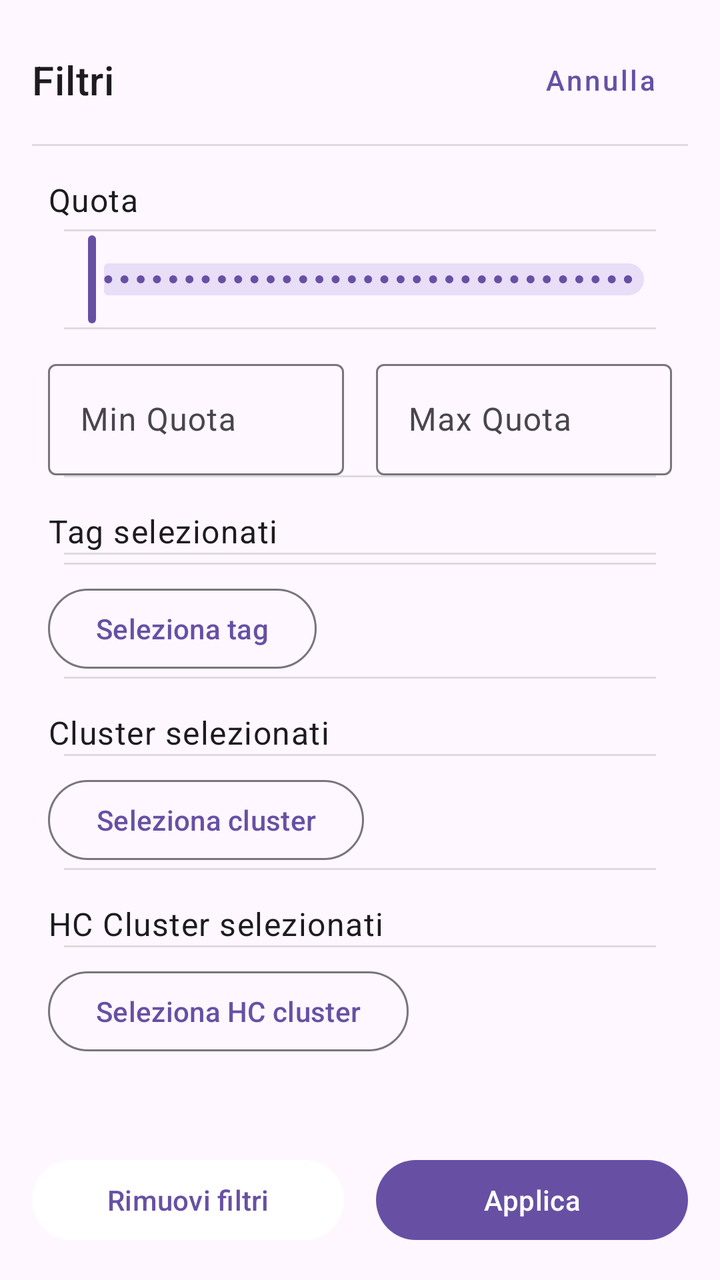
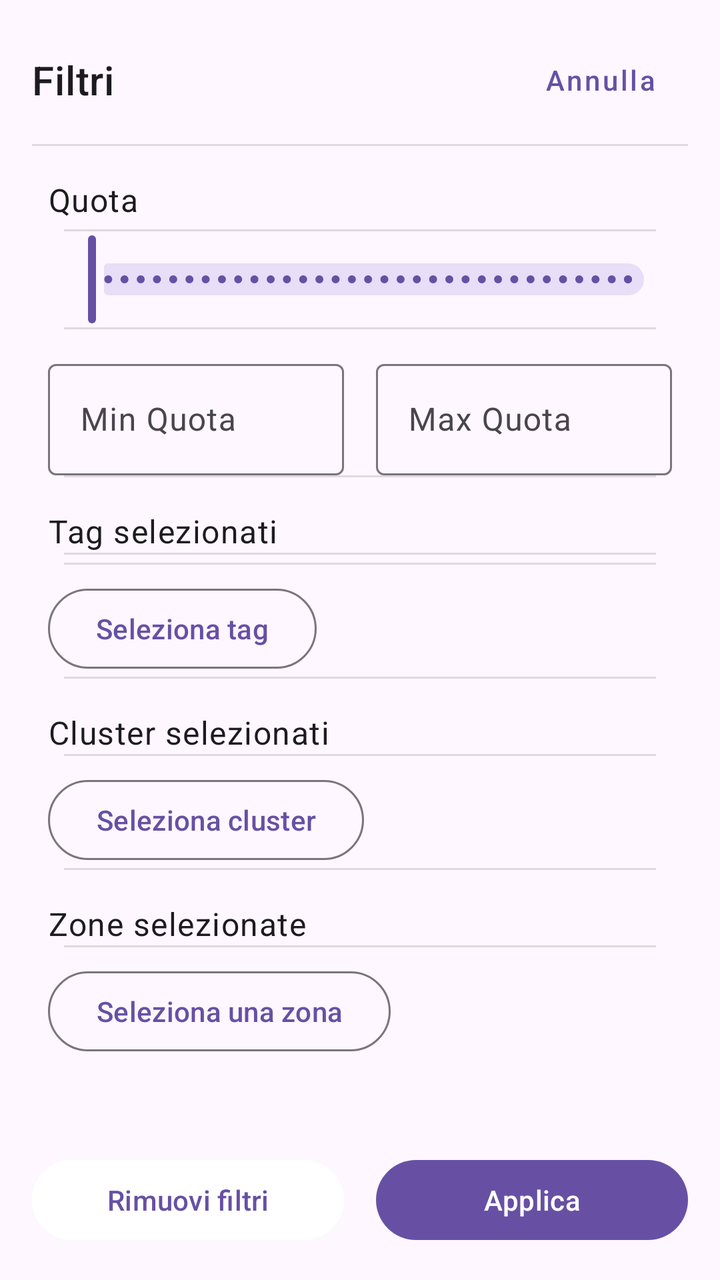

Screens rendered from an Android XML layout before and after an edit, with the pre-edit source and the edit as a unified diff.
<!-- AndroidManifest.xml: application theme Theme.Toponomasticastenicoapp -->
<!-- res/layout/dialog_advanced_search.xml -->
<?xml version="1.0" encoding="utf-8"?>

<LinearLayout
    xmlns:android="http://schemas.android.com/apk/res/android"
    xmlns:app="http://schemas.android.com/apk/res-auto"
    android:layout_width="match_parent"
    android:layout_height="match_parent"
    android:orientation="vertical"
    android:padding="16dp">

    
    <RelativeLayout
        android:layout_width="match_parent"
        android:layout_height="wrap_content">

        <TextView
            android:id="@+id/dialogTitle"
            android:layout_width="wrap_content"
            android:layout_height="wrap_content"
            android:text="Filtri"
            android:textAppearance="?attr/textAppearanceHeadline6"
            android:layout_centerVertical="true"/>

        <com.google.android.material.button.MaterialButton
            android:id="@+id/cancelButton"
            android:layout_width="wrap_content"
            android:layout_height="wrap_content"
            android:text="Annulla"
            android:layout_alignParentEnd="true"
            android:layout_centerVertical="true"
            style="@style/Widget.MaterialComponents.Button.TextButton"
            android:textAllCaps="false" />
    </RelativeLayout>

    
    <View
        android:layout_width="match_parent"
        android:layout_height="1dp"
        android:background="?attr/colorOnSurface"
        android:alpha="0.12"
        android:layout_marginTop="8dp"
        android:layout_marginBottom="8dp" />

    
    <ScrollView
        android:layout_width="match_parent"
        android:layout_height="0dp"
        android:layout_weight="1"
        android:padding="8dp">

        <LinearLayout
            android:layout_width="match_parent"
            android:layout_height="wrap_content"
            android:orientation="vertical"
            android:divider="?android:attr/dividerHorizontal"
            android:showDividers="middle"
            android:dividerPadding="8dp">

            
            <TextView
                android:layout_width="wrap_content"
                android:layout_height="wrap_content"
                android:text="Quota"
                android:textAppearance="?attr/textAppearanceBodyLarge"
                android:layout_marginBottom="4dp" />

            <com.google.android.material.slider.RangeSlider
                android:id="@+id/quotaRangeSlider"
                android:layout_width="match_parent"
                android:layout_height="wrap_content"
                android:valueFrom="0"
                android:valueTo="3500"
                android:stepSize="1" />

            <LinearLayout
                android:layout_width="match_parent"
                android:layout_height="wrap_content"
                android:orientation="horizontal"
                android:layout_marginTop="12dp"
                android:gravity="center_vertical">

                <com.google.android.material.textfield.TextInputLayout
                    android:layout_width="0dp"
                    android:layout_height="wrap_content"
                    android:layout_weight="1"
                    android:hint="Min Quota">

                    <com.google.android.material.textfield.TextInputEditText
                        android:id="@+id/minQuotaEditText"
                        android:layout_width="match_parent"
                        android:layout_height="wrap_content"
                        android:inputType="number"
                        android:maxLength="4" />
                </com.google.android.material.textfield.TextInputLayout>

                <Space
                    android:layout_width="16dp"
                    android:layout_height="wrap_content" />

                <com.google.android.material.textfield.TextInputLayout
                    android:layout_width="0dp"
                    android:layout_height="wrap_content"
                    android:layout_weight="1"
                    android:hint="Max Quota">

                    <com.google.android.material.textfield.TextInputEditText
                        android:id="@+id/maxQuotaEditText"
                        android:layout_width="match_parent"
                        android:layout_height="wrap_content"
                        android:inputType="number"
                        android:maxLength="4" />
                </com.google.android.material.textfield.TextInputLayout>
            </LinearLayout>

            
            <TextView
                android:layout_width="wrap_content"
                android:layout_height="wrap_content"
                android:text="Tag selezionati"
                android:textAppearance="?attr/textAppearanceBodyLarge"
                android:layout_marginTop="16dp" />

            <com.google.android.material.chip.ChipGroup
                android:id="@+id/selectedTagsChipGroup"
                android:layout_width="match_parent"
                android:layout_height="wrap_content"
                app:singleLine="false"
                app:chipSpacing="8dp"
                android:layout_marginTop="4dp" />

            <TextView
                android:id="@+id/noTagsHint"
                android:layout_width="wrap_content"
                android:layout_height="wrap_content"
                android:text="Nessun tag selezionato – verranno mostrati tutti"
                android:textAppearance="?attr/textAppearanceBodySmall"
                android:textColor="@color/black"
                android:visibility="gone"
                android:layout_marginTop="4dp"/>

            <com.google.android.material.button.MaterialButton
                android:id="@+id/selectTagsButton"
                android:layout_width="wrap_content"
                android:layout_height="wrap_content"
                android:text="Seleziona tag"
                style="@style/Widget.Material3.Button.OutlinedButton"
                android:layout_marginTop="8dp" />

            
            <TextView
                android:layout_width="wrap_content"
                android:layout_height="wrap_content"
                android:text="Cluster selezionati"
                android:textAppearance="?attr/textAppearanceBodyLarge"
                android:layout_marginTop="16dp" />

            <TextView
                android:id="@+id/noClusterHint"
                android:layout_width="wrap_content"
                android:layout_height="wrap_content"
                android:text="Nessun cluster selezionato – verranno mostrati tutti"
                android:textAppearance="?attr/textAppearanceBodySmall"
                android:textColor="@color/black"
                android:visibility="gone"
                android:layout_marginTop="4dp"/>

            <com.google.android.material.chip.ChipGroup
                android:id="@+id/selectedClustersChipGroup"
                android:layout_width="match_parent"
                android:layout_height="wrap_content"
                app:singleLine="false"
                app:chipSpacing="8dp"
                android:visibility="gone"
                android:layout_marginTop="4dp" />

            <com.google.android.material.button.MaterialButton
                android:id="@+id/selectClustersButton"
                android:layout_width="wrap_content"
                android:layout_height="wrap_content"
                android:text="Seleziona cluster"
                style="@style/Widget.Material3.Button.OutlinedButton"
                android:layout_marginTop="8dp" />

            
            <TextView
                android:layout_width="wrap_content"
                android:layout_height="wrap_content"
                android:text="HC Cluster selezionati"
                android:textAppearance="?attr/textAppearanceBodyLarge"
                android:layout_marginTop="16dp" />

            <com.google.android.material.chip.ChipGroup
                android:id="@+id/selectedHcClustersChipGroup"
                android:layout_width="match_parent"
                android:layout_height="wrap_content"
                app:singleLine="false"
                app:chipSpacing="8dp"
                android:visibility="gone"
                android:layout_marginTop="4dp" />

            <TextView
                android:id="@+id/noHcClusterHint"
                android:layout_width="wrap_content"
                android:layout_height="wrap_content"
                android:text="Nessun hc cluster selezionato – verranno mostrati tutti"
                android:textAppearance="?attr/textAppearanceBodySmall"
                android:textColor="@color/black"
                android:visibility="gone"
                android:layout_marginTop="4dp"/>

            <com.google.android.material.button.MaterialButton
                android:id="@+id/selectHcClustersButton"
                android:layout_width="wrap_content"
                android:layout_height="wrap_content"
                android:text="Seleziona HC cluster"
                style="@style/Widget.Material3.Button.OutlinedButton"
                android:layout_marginTop="8dp" />
        </LinearLayout>
    </ScrollView>

    
    <LinearLayout
        android:layout_width="match_parent"
        android:layout_height="wrap_content"
        android:orientation="horizontal"
        android:gravity="center_vertical"
        android:paddingTop="8dp"
        android:weightSum="2">

        <com.google.android.material.button.MaterialButton
            android:id="@+id/removeAllFiltersButton"
            android:layout_width="0dp"
            android:layout_height="wrap_content"
            android:layout_weight="1"
            android:text="Rimuovi filtri"
            android:backgroundTint="?attr/colorSurface"
            android:textColor="?attr/colorPrimary" />

        <Space android:layout_width="16dp" android:layout_height="wrap_content"/>

        <com.google.android.material.button.MaterialButton
            android:id="@+id/applyButton"
            android:layout_width="0dp"
            android:layout_height="wrap_content"
            android:layout_weight="1"
            android:text="Applica" />
    </LinearLayout>

</LinearLayout>
<!-- resources referenced by this layout -->
<resources>
  <color name="black">#FF000000</color>
  <style name="Theme.Toponomasticastenicoapp" parent="Base.Theme.Toponomasticastenicoapp" />
  <style name="Base.Theme.Toponomasticastenicoapp" parent="Theme.Material3.DayNight.NoActionBar">
          
  
          <item name="colorSurface">@color/white</item>
          <item name="colorOnSurface">@color/black</item>
      </style>
  <color name="white">#FFFFFFFF</color>
</resources>

<!-- the commit's change to res/layout/dialog_advanced_search.xml (unified diff, before → after) -->
@@ -185,7 +185,7 @@
             <TextView
                 android:layout_width="wrap_content"
                 android:layout_height="wrap_content"
-                android:text="HC Cluster selezionati"
+                android:text="Zone selezionate"
                 android:textAppearance="?attr/textAppearanceBodyLarge"
                 android:layout_marginTop="16dp" />
 
@@ -202,7 +202,7 @@
                 android:id="@+id/noHcClusterHint"
                 android:layout_width="wrap_content"
                 android:layout_height="wrap_content"
-                android:text="Nessun hc cluster selezionato – verranno mostrati tutti"
+                android:text="Nessuna zona selezionata – verranno mostrate tutte"
                 android:textAppearance="?attr/textAppearanceBodySmall"
                 android:textColor="@color/black"
                 android:visibility="gone"
@@ -212,7 +212,7 @@
                 android:id="@+id/selectHcClustersButton"
                 android:layout_width="wrap_content"
                 android:layout_height="wrap_content"
-                android:text="Seleziona HC cluster"
+                android:text="Seleziona una zona"
                 style="@style/Widget.Material3.Button.OutlinedButton"
                 android:layout_marginTop="8dp" />
         </LinearLayout>
